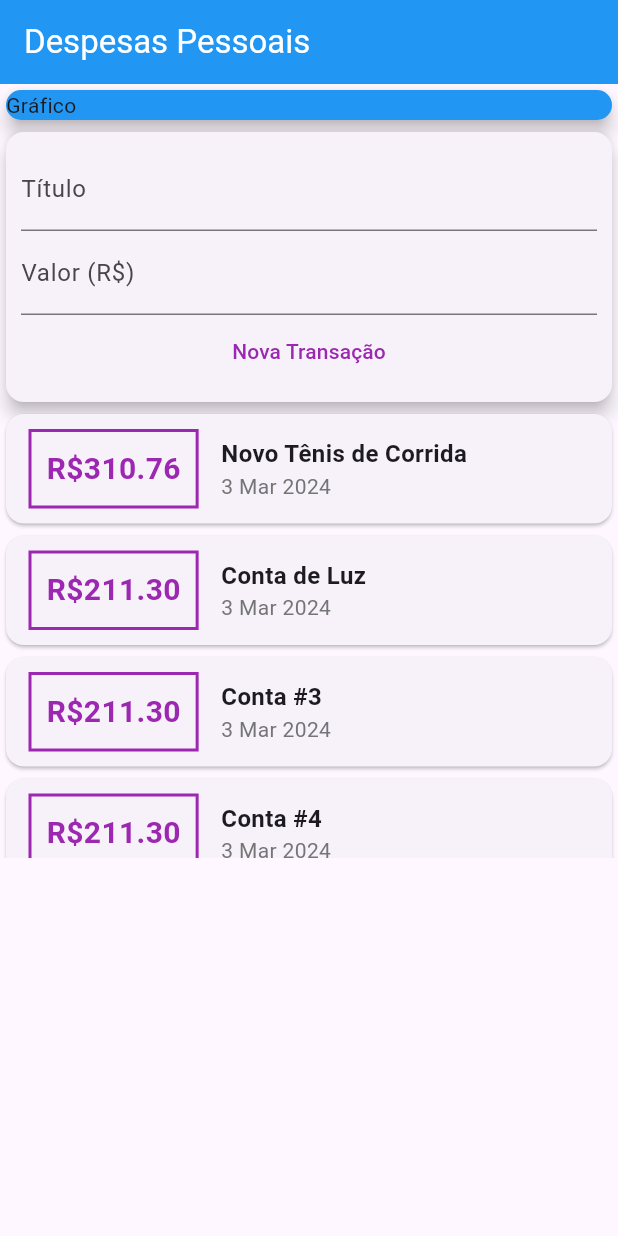
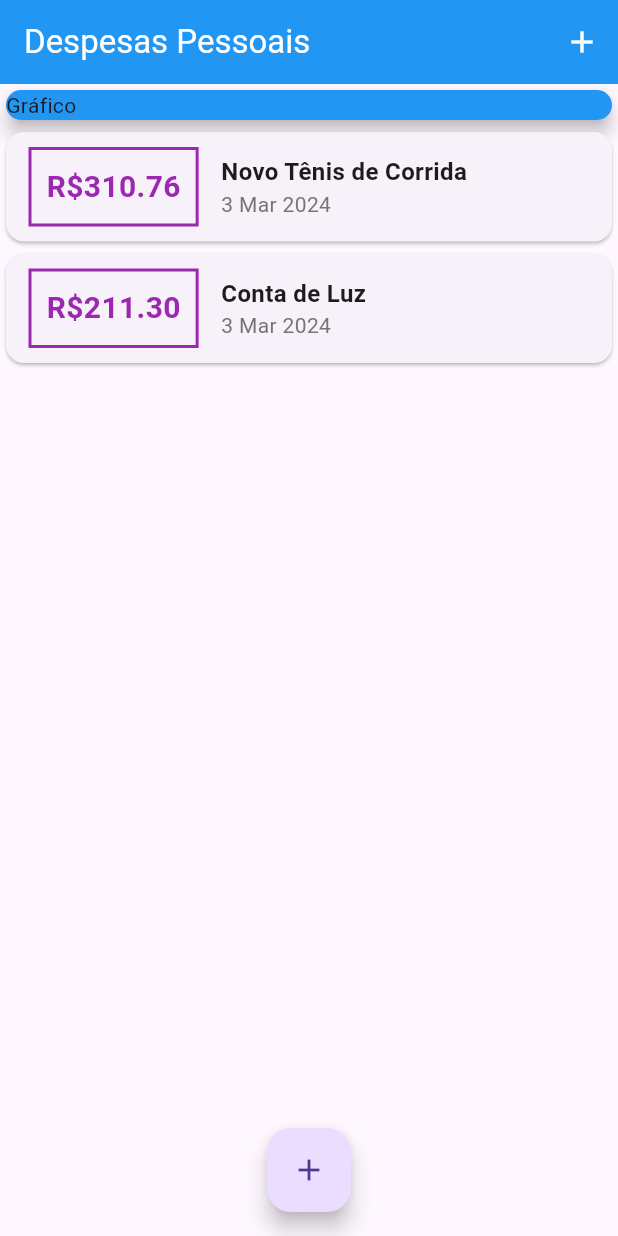
Before and after one commit to GuilhermeSaravy/expenses_flutter, a Flutter app: the screen it shows after launch, on a phone screen of 412 x 824 dp. Run offline on Flutter 3.47's test engine with Material 3 defaults, Android fonts, the phone set to English and light mode, and no system bars.

Commit message:
Transferindo formulario de nova despesa para modal

```diff
--- a/lib/components/transaction_list.dart
+++ b/lib/components/transaction_list.dart
@@ -11,13 +11,16 @@ class TransactionList extends StatelessWidget {
   Widget build(BuildContext context) {
     return Container(
       height: 300,
-      child: ListView(
-          children: transactions.map((tr) {
+      child: ListView.builder(
+          itemCount: transactions.length,
+          itemBuilder: (ctx, index) {
+            final tr = transactions[index];
             return Card(
                 child: Row(
               children: [
                 Container(
-              margin: const EdgeInsets.symmetric(horizontal: 15, vertical: 10),
+                  margin:
+                      const EdgeInsets.symmetric(horizontal: 15, vertical: 10),
                   decoration: BoxDecoration(
                       border: Border.all(color: Colors.purple, width: 2)),
                   padding: const EdgeInsets.all(10),
@@ -34,8 +37,8 @@ class TransactionList extends StatelessWidget {
                   children: [
                     Text(
                       tr.title,
-                  style:
-                      const TextStyle(fontWeight: FontWeight.bold, fontSize: 16),
+                      style: const TextStyle(
+                          fontWeight: FontWeight.bold, fontSize: 16),
                     ),
                     Text(DateFormat('d MMM y').format(tr.date),
                         style: TextStyle(color: Colors.grey[600]))
@@ -43,7 +46,7 @@ class TransactionList extends StatelessWidget {
                 )
               ],
             ));
-      }).toList()),
+          }),
     );
   }
 }
--- a/lib/components/transaction_user.dart
+++ /dev/null
@@ -1,53 +0,0 @@
-import 'dart:math';
-
-import 'package:flutter/material.dart';
-
-import '../models/transaction.dart';
-import './transaction_form.dart';
-import './transaction_list.dart';
-
-class TransactionUser extends StatefulWidget {
-  const TransactionUser({super.key});
-
-  @override
-  State<TransactionUser> createState() => _TransactionUserState();
-}
-
-class _TransactionUserState extends State<TransactionUser> {
-  final _transactions = [
-    Transaction(
-        id: 't1',
-        title: 'Novo Tênis de Corrida',
-        value: 310.76,
-        date: DateTime.now()),
-    Transaction(
-        id: 't2', title: 'Conta de Luz', value: 211.30, date: DateTime.now()),
-    Transaction(
-        id: 't3', title: 'Conta #3', value: 211.30, date: DateTime.now()),
-    Transaction(
-        id: 't4', title: 'Conta #4', value: 211.30, date: DateTime.now()),
-  ];
-
-  _addTransaction(String title, double value) {
-    final newTransaction = Transaction(
-      id: Random().nextDouble().toString(),
-      title: title,
-      value: value,
-      date: DateTime.now(),
-    );
-
-    setState(() {
-      _transactions.add(newTransaction);
-    });
-  }
-
-  @override
-  Widget build(BuildContext context) {
-    return Column(
-      children: [
-        TransactionForm(_addTransaction),
-        TransactionList(_transactions),
-      ],
-    );
-  }
-}
--- a/lib/main.dart
+++ b/lib/main.dart
@@ -1,5 +1,9 @@
+import 'dart:math';
+
+import './components/transaction_form.dart';
+import './components/transaction_list.dart';
 import 'package:flutter/material.dart';
-import './components/transaction_user.dart';
+import 'models/transaction.dart';
 
 main() => runApp(ExpensesApp());
 
@@ -14,8 +18,44 @@ class ExpensesApp extends StatelessWidget {
   }
 }
 
-class MyHomePage extends StatelessWidget {
+class MyHomePage extends StatefulWidget {
   MyHomePage({super.key});
+
+  @override
+  State<MyHomePage> createState() => _MyHomePageState();
+}
+
+class _MyHomePageState extends State<MyHomePage> {
+  final _transactions = [
+    Transaction(
+        id: 't1',
+        title: 'Novo Tênis de Corrida',
+        value: 310.76,
+        date: DateTime.now()),
+    Transaction(
+        id: 't2', title: 'Conta de Luz', value: 211.30, date: DateTime.now()),
+  ];
+
+  _addTransaction(String title, double value) {
+    final newTransaction = Transaction(
+      id: Random().nextDouble().toString(),
+      title: title,
+      value: value,
+      date: DateTime.now(),
+    );
+
+    setState(() {
+      _transactions.add(newTransaction);
+    });
+  }
+
+  _openTransactionFormModal(BuildContext context) {
+    showModalBottomSheet(
+        context: context,
+        builder: (ctx) {
+          return TransactionForm(_addTransaction);
+        });
+  }
 
   @override
   Widget build(BuildContext context) {
@@ -25,10 +65,19 @@ class MyHomePage extends StatelessWidget {
           'Despesas Pessoais',
           style: TextStyle(color: Colors.white),
         ),
+        actions: [
+          IconButton(
+              onPressed: () => _openTransactionFormModal(context),
+              icon: const Icon(
+                Icons.add,
+                color: Colors.white,
+              ))
+        ],
         backgroundColor: Colors.blue,
       ),
       body: SingleChildScrollView(
-        child: Column(crossAxisAlignment: CrossAxisAlignment.stretch, children: [
+        child:
+            Column(crossAxisAlignment: CrossAxisAlignment.stretch, children: [
           Container(
               width: double.infinity,
               child: const Card(
@@ -36,9 +85,18 @@ class MyHomePage extends StatelessWidget {
                 elevation: 5,
                 child: Text('Gráfico'),
               )),
-          TransactionUser(),
+          Column(
+            children: [
+              TransactionList(_transactions),
+            ],
+          )
         ]),
       ),
+      floatingActionButton: FloatingActionButton(
+        child: const Icon(Icons.add),
+        onPressed: () => _openTransactionFormModal(context),
+      ),
+      floatingActionButtonLocation: FloatingActionButtonLocation.centerFloat,
     );
   }
 }
```
Also changed, not shown: lib/components/transaction_form.dart (+25 -9 lines). Lines whose indentation alone changed are shown as unchanged.
